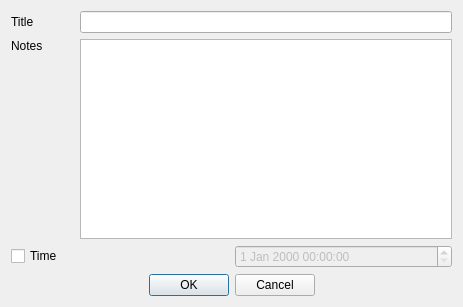
This is addtask.ui in abnd90/pygtsks as Qt 5 draws it before an edit. The edited form follows.
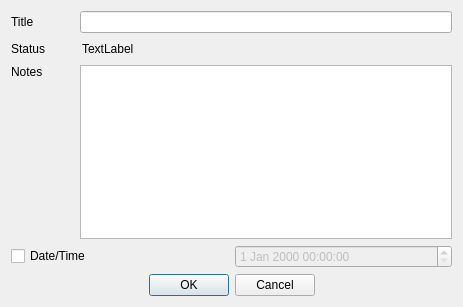
This is the edited form.

Diff of the .ui file:
```diff
--- a/addtask.ui
+++ b/addtask.ui
@@ -44,6 +44,46 @@
      </item>
     </layout>
    </item>
+   <item>
+    <layout class="QHBoxLayout" name="horizontalLayout_4">
+     <item>
+      <widget class="QLabel" name="label_3">
+       <property name="text">
+        <string>Status</string>
+       </property>
+      </widget>
+     </item>
+     <item>
+      <spacer name="horizontalSpacer_3">
+       <property name="orientation">
+        <enum>Qt::Horizontal</enum>
+       </property>
+       <property name="sizeType">
+        <enum>QSizePolicy::Fixed</enum>
+       </property>
+       <property name="sizeHint" stdset="0">
+        <size>
+         <width>31</width>
+         <height>20</height>
+        </size>
+       </property>
+      </spacer>
+     </item>
+     <item>
+      <widget class="QLabel" name="statusLabel">
+       <property name="sizePolicy">
+        <sizepolicy hsizetype="Expanding" vsizetype="Preferred">
+         <horstretch>0</horstretch>
+         <verstretch>0</verstretch>
+        </sizepolicy>
+       </property>
+       <property name="text">
+        <string>TextLabel</string>
+       </property>
+      </widget>
+     </item>
+    </layout>
+   </item>
    <item>
     <layout class="QHBoxLayout" name="horizontalLayout_2">
      <item>
@@ -106,7 +146,7 @@
         <bool>true</bool>
        </property>
        <property name="text">
-        <string>Time</string>
+        <string>Date/Time</string>
        </property>
       </widget>
      </item>
```
